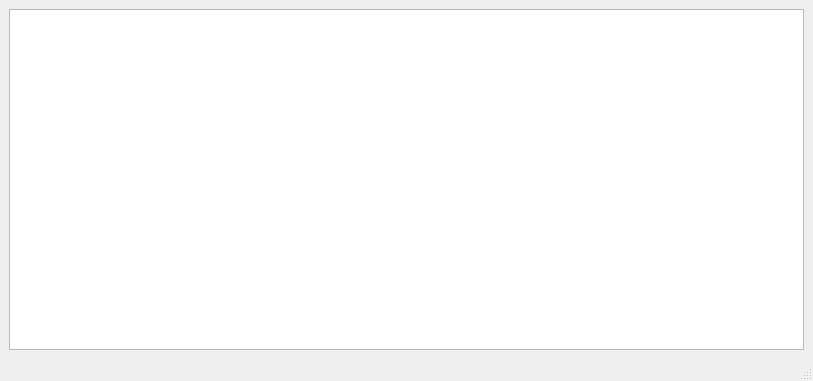
This is main.ui in VladZuykin/Coffee as Qt 5 draws it before an edit. The edited form follows.
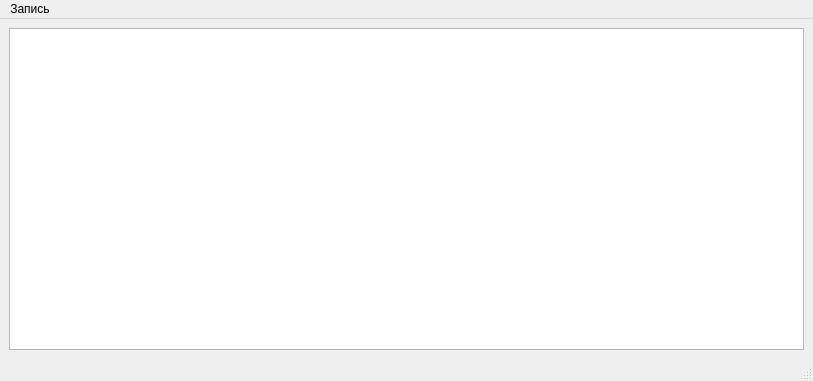
This is the edited form.

Commit message: Добавлена возможность добавлять и изменять записи бд.

What changed in the file:
```diff
--- a/main.ui
+++ b/main.ui
@@ -29,6 +29,13 @@
      <height>21</height>
     </rect>
    </property>
+   <widget class="QMenu" name="menu">
+    <property name="title">
+     <string>Запись</string>
+    </property>
+    <addaction name="addEditAction"/>
+   </widget>
+   <addaction name="menu"/>
   </widget>
   <widget class="QStatusBar" name="statusbar"/>
  </widget>
```
Left out of the diff: 5 changed lines with no effect on the pictures. The commit also changes 2 other files.
